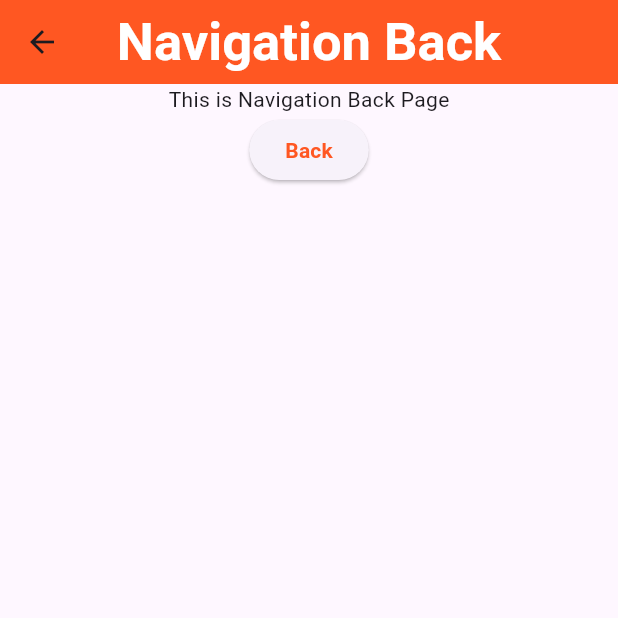
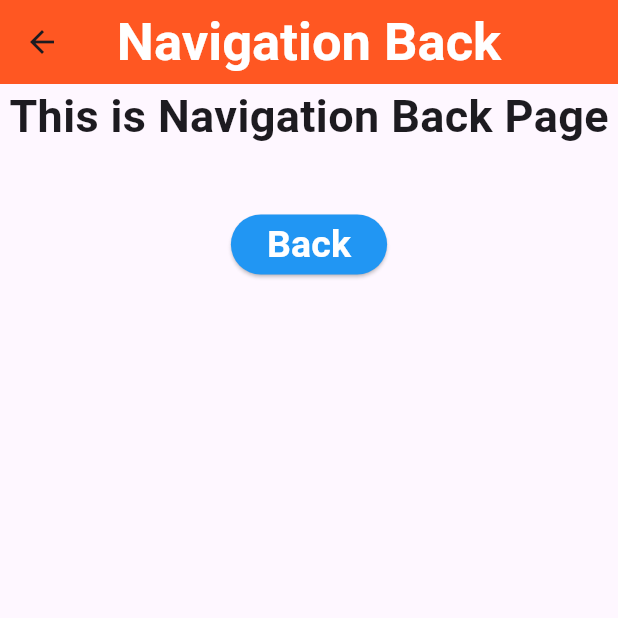
Before and after one commit to heyshahabuddin/school-management-system, a Flutter app: the screen it shows after launch, after a tap on "Next Page", on a phone screen of 412 x 824 dp, the top half of it. Run offline on Flutter 3.47's test engine with Material 3 defaults, Android fonts, the phone set to English and light mode, and no system bars.

Commit message:
Updated Navigation

```diff
--- a/lib/module11/class2_alert_stack_navigation/class_2.3_navigation.dart
+++ b/lib/module11/class2_alert_stack_navigation/class_2.3_navigation.dart
@@ -22,6 +22,9 @@ class CustomNavigation extends StatelessWidget {
         child: Column(
           children: [
             ElevatedButton(
+                style: ElevatedButton.styleFrom(
+                  backgroundColor: Colors.deepOrange,
+                ),
                 onPressed: (){
                   Navigator.push(
                       context,
@@ -32,7 +35,7 @@ class CustomNavigation extends StatelessWidget {
                 },
                 child: Text('Next Page',
                   style: TextStyle(
-                    color: Colors.deepOrange,
+                    color: Colors.white,
                     fontWeight: FontWeight.bold,
                   ),
                 )
--- a/lib/module11/class2_alert_stack_navigation/navigation/next_navigation.dart
+++ b/lib/module11/class2_alert_stack_navigation/navigation/next_navigation.dart
@@ -20,8 +20,17 @@ class NextNavigation extends StatelessWidget {
       body: Center(
         child: Column(
           children: [
-            Text('This is Navigation Back Page'),
+            Text('This is Navigation Back Page',
+              style: TextStyle(
+                fontWeight: FontWeight.bold,
+                fontSize: 30,
+              ),
+            ),
+            SizedBox(height: 40,),
             ElevatedButton(
+              style: ElevatedButton.styleFrom(
+                backgroundColor: Colors.blue,
+              ),
                 onPressed: (){
                   Navigator.pop(
                     context
@@ -29,11 +38,14 @@ class NextNavigation extends StatelessWidget {
                 },
                 child: Text('Back',
                   style: TextStyle(
-                    color: Colors.deepOrange,
+                    color: Colors.white,
                     fontWeight: FontWeight.bold,
+                    fontSize: 25,
+                    //backgroundColor: Colors.deepOrange,
                   ),
-                )
-            )
+                ),
+
+            ),
           ],
         ),
       ),
```
